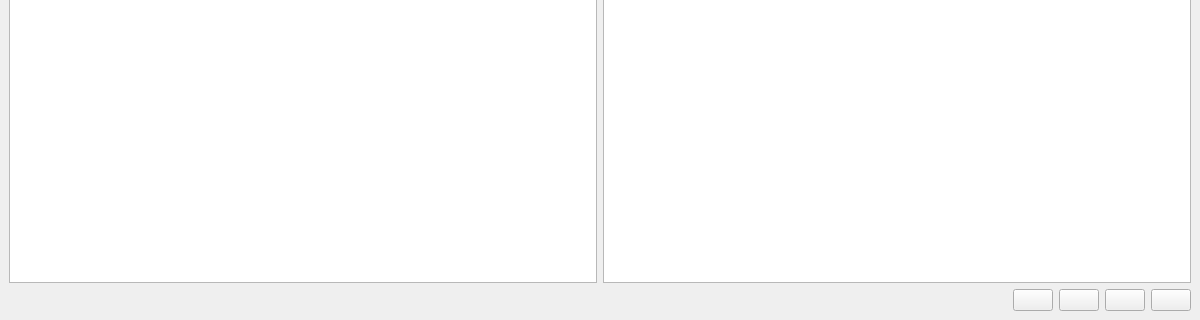
The window that FoldersRename.ui (doubsman/FolderRename) describes before a commit, drawn with Qt 5; both pictures show x 0 to 1200 and y 480 to 800 of the 1200 by 800 pixel window.
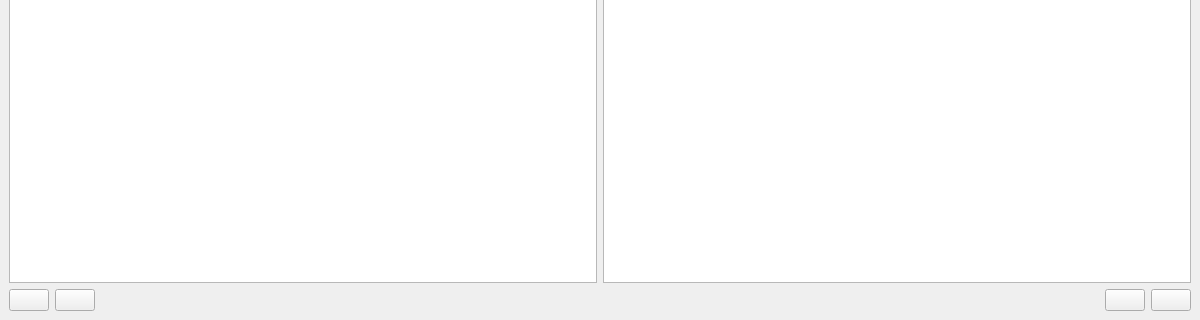
The same window after the commit.

```diff
--- a/FoldersRename.ui
+++ b/FoldersRename.ui
@@ -44,6 +44,20 @@
     </item>
     <item>
      <layout class="QHBoxLayout" name="horizontalLayout_3">
+      <item>
+       <widget class="QPushButton" name="btn_load">
+        <property name="text">
+         <string/>
+        </property>
+       </widget>
+      </item>
+      <item>
+       <widget class="QPushButton" name="btn_save">
+        <property name="text">
+         <string/>
+        </property>
+       </widget>
+      </item>
       <item>
        <spacer name="horizontalSpacer">
         <property name="orientation">
@@ -57,20 +71,6 @@
         </property>
        </spacer>
       </item>
-      <item>
-       <widget class="QPushButton" name="btn_load">
-        <property name="text">
-         <string/>
-        </property>
-       </widget>
-      </item>
-      <item>
-       <widget class="QPushButton" name="btn_save">
-        <property name="text">
-         <string/>
-        </property>
-       </widget>
-      </item>
       <item>
        <widget class="QPushButton" name="btn_test">
         <property name="text">
```
